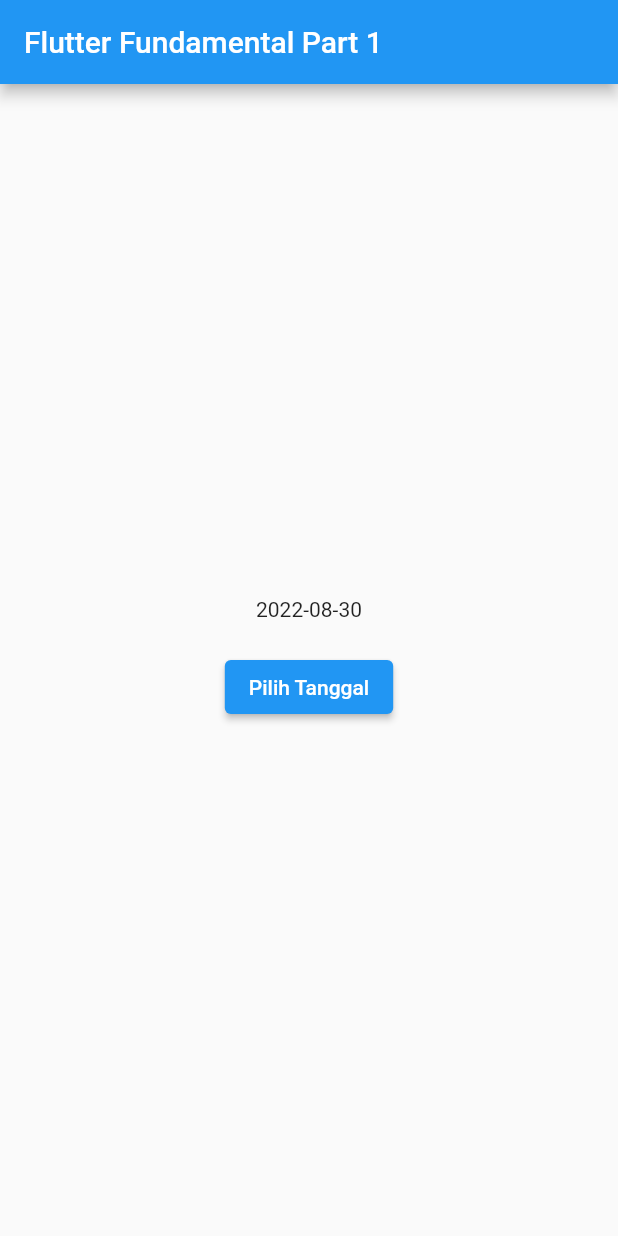
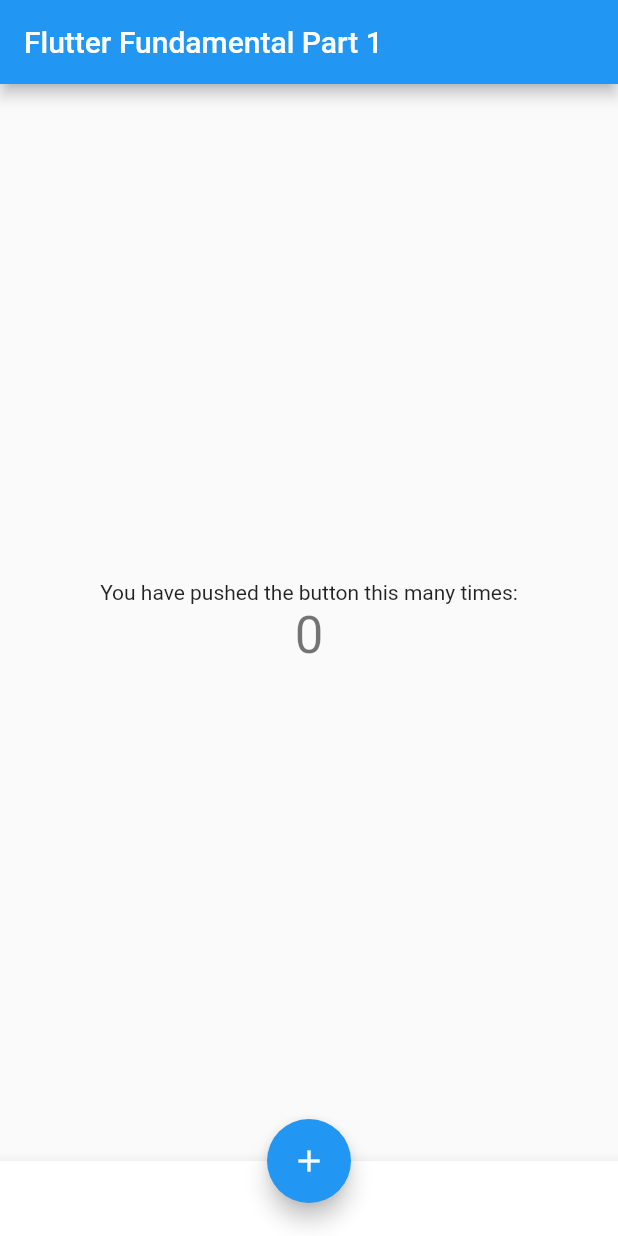
Before and after one commit to ferdyfebriyanto/flutter-fundamental-part1, a Flutter app: the screen it shows after launch, on a phone screen of 412 x 824 dp. Run offline on Flutter 3.47's test engine with Material 2 defaults, Android fonts, the phone set to English and light mode, and no system bars.

Commit message:
tambah scaffold widget

```diff
--- /dev/null
+++ b/lib/basic_widgets/scaffold_widget.dart
@@ -0,0 +1,49 @@
+import 'package:flutter/material.dart';
+
+class MyScaffold extends StatefulWidget {
+  const MyScaffold({Key? key}) : super(key: key);
+
+  @override
+  State<MyScaffold> createState() => _MyScaffoldState();
+}
+
+class _MyScaffoldState extends State<MyScaffold> {
+  int _counter = 0;
+
+  void _incrementCounter() {
+    setState(() {
+      _counter++;
+    });
+  }
+
+  @override
+  Widget build(BuildContext context) {
+    return Scaffold(
+      body: Center(
+        child: Column(
+          mainAxisAlignment: MainAxisAlignment.center,
+          children: <Widget>[
+            const Text(
+              'You have pushed the button this many times:',
+            ),
+            Text(
+              '$_counter',
+              style: Theme.of(context).textTheme.headline4,
+            ),
+          ],
+        ),
+      ),
+      bottomNavigationBar: BottomAppBar(
+        child: Container(
+          height: 50.0,
+        ),
+      ),
+      floatingActionButton: FloatingActionButton(
+        onPressed: _incrementCounter,
+        tooltip: 'Increment Counter',
+        child: const Icon(Icons.add),
+      ),
+      floatingActionButtonLocation: FloatingActionButtonLocation.centerDocked,
+    );
+  }
+}
--- a/lib/main.dart
+++ b/lib/main.dart
@@ -2,6 +2,7 @@ import 'dart:async';
 import 'package:flutter/material.dart';
 import 'package:hello_world/basic_widgets/date_time_picker.dart';
 import 'package:hello_world/basic_widgets/loading_cupertino.dart';
+import 'package:hello_world/basic_widgets/scaffold_widget.dart';
 import 'package:hello_world/basic_widgets/text_field.dart';
 
 void main() => runApp(const MyApp());
@@ -35,7 +36,7 @@ class _MyHomePageState extends State<MyHomePage> {
       appBar: AppBar(
         title: Text(widget.title),
       ),
-      body: const MyDatePicker(),
+      body: const MyScaffold(),
     );
   }
 }
```
